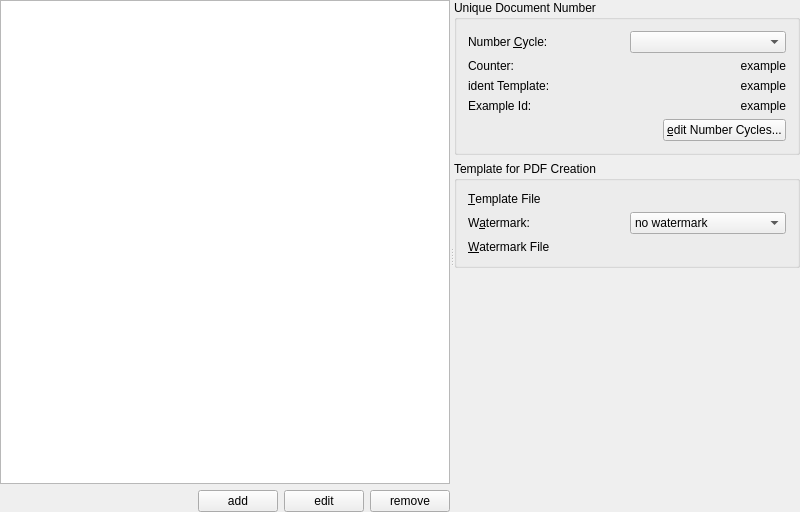
The window that src/doctypeeditbase.ui (dragotin/kraft) describes before a commit, drawn with Qt 5.
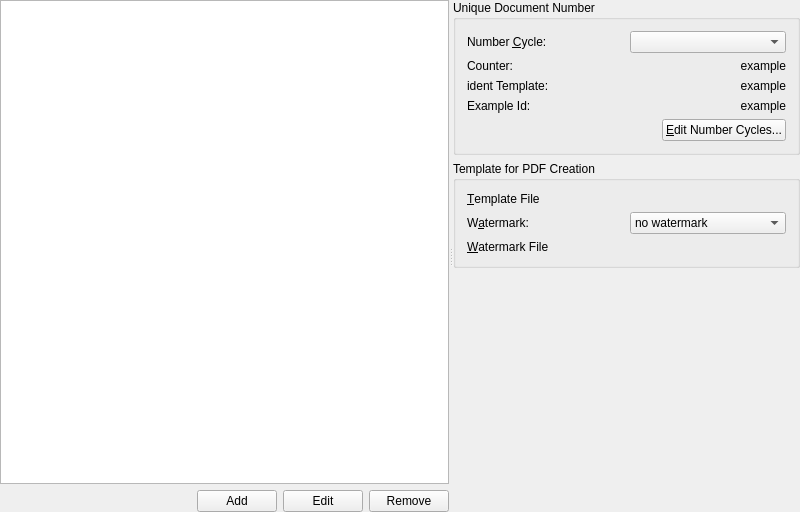
The same window after the commit. Custom widgets are drawn as their Qt base class.

Commit message: -Add tab to allow editing of wage groups

Patch:
```diff
--- a/src/doctypeeditbase.ui
+++ b/src/doctypeeditbase.ui
@@ -54,7 +54,7 @@
             <string>Click to add a new document type to the list.</string>
            </property>
            <property name="text">
-            <string>add</string>
+            <string>Add</string>
            </property>
           </widget>
          </item>
@@ -64,7 +64,7 @@
             <string>click to edit the selected document type name</string>
            </property>
            <property name="text">
-            <string>edit</string>
+            <string>Edit</string>
            </property>
           </widget>
          </item>
@@ -74,7 +74,7 @@
             <string>click to remove the current document type</string>
            </property>
            <property name="text">
-            <string>remove</string>
+            <string>Remove</string>
            </property>
           </widget>
          </item>
@@ -207,7 +207,7 @@
             <item>
              <widget class="QPushButton" name="mPbEditCycles">
               <property name="text">
-               <string>&amp;edit Number Cycles...</string>
+               <string>&amp;Edit Number Cycles...</string>
               </property>
              </widget>
             </item>
```
Left out of the diff: 1 changed line with no effect on the pictures. The commit also changes 6 other files.
